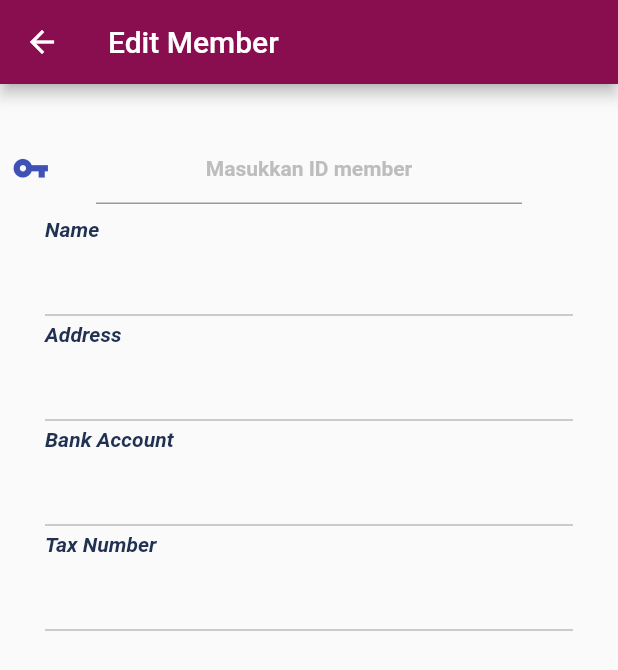
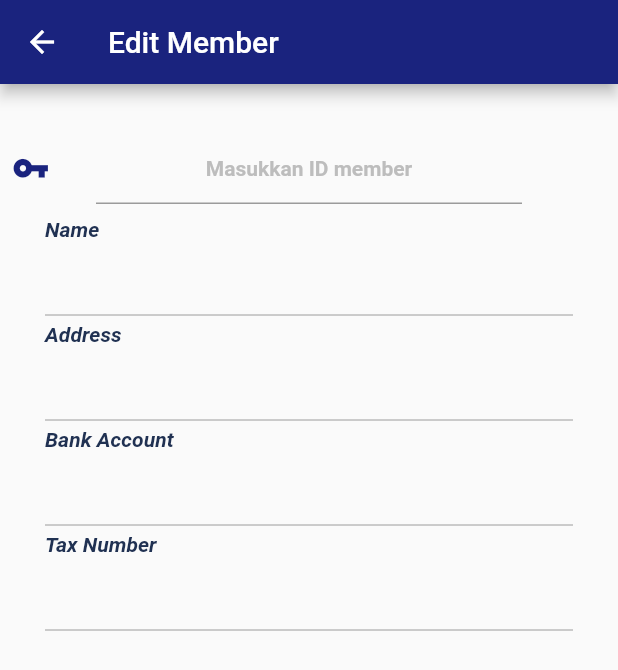
Before and after one commit to MyWayDev/mobile_indo, a Flutter app: the NodeEdit screen opened directly with empty values, on a phone screen of 412 x 824 dp. Shown: the top 670 px of the screen. Run offline on Flutter 3.47's test engine with Material 2 defaults, Android fonts, the light colour scheme and no system bars; our stand-ins replace badges, cached_network_image, carousel_slider, firebase_auth, firebase_core, firebase_database and 10 more; missing offline and left inert: flutter_full_pdf_viewer, flutter_sliding_up_panel, groovin_material_icons, html2md, mobile_number, searchable_dropdown; accounts and stored records are empty.

Commit message:
indeo theme admin panel

```diff
--- a/lib/account/nodeEdit.dart
+++ b/lib/account/nodeEdit.dart
@@ -74,6 +74,7 @@ class _NodeEditState extends State<NodeEdit> {
   Widget build(BuildContext context) {
     return Scaffold(
       appBar: AppBar(
+        backgroundColor: Colors.indigo[900],
         title: Text('Edit Member'),
       ),
       resizeToAvoidBottomPadding: false,
@@ -99,7 +100,7 @@ class _NodeEditState extends State<NodeEdit> {
         children: <Widget>[
           ListTile(
             contentPadding: EdgeInsets.only(left: 8),
-            leading: Icon(Icons.vpn_key, size: 25.0, color: Colors.indigo[500]),
+            leading: Icon(Icons.vpn_key, size: 25.0, color: Colors.indigo[900]),
             title: TextFormField(
               focusNode: focusDistrController,
               textAlign: TextAlign.center,
@@ -300,16 +301,18 @@ class _NodeEditState extends State<NodeEdit> {
                       alignment: MainAxisAlignment.spaceAround,
                       children: <Widget>[
                         RaisedButton(
+                          elevation: 11,
                           shape: RoundedRectangleBorder(
                               borderRadius: BorderRadius.circular(21.0)),
                           child: Text(
                             'Update',
-                            style: TextStyle(color: Colors.yellow[100]),
+                            style: TextStyle(color: Colors.white),
                           ),
                           color: Colors.indigo[900],
                           onPressed: () {/** */},
                         ),
                         RaisedButton(
+                          elevation: 11,
                           shape: RoundedRectangleBorder(
                               borderRadius: BorderRadius.circular(21.0)),
                           child: Text(
```
Also changed, not shown: lib/pages/items/items.tabs.dart (+5 -3 lines).
